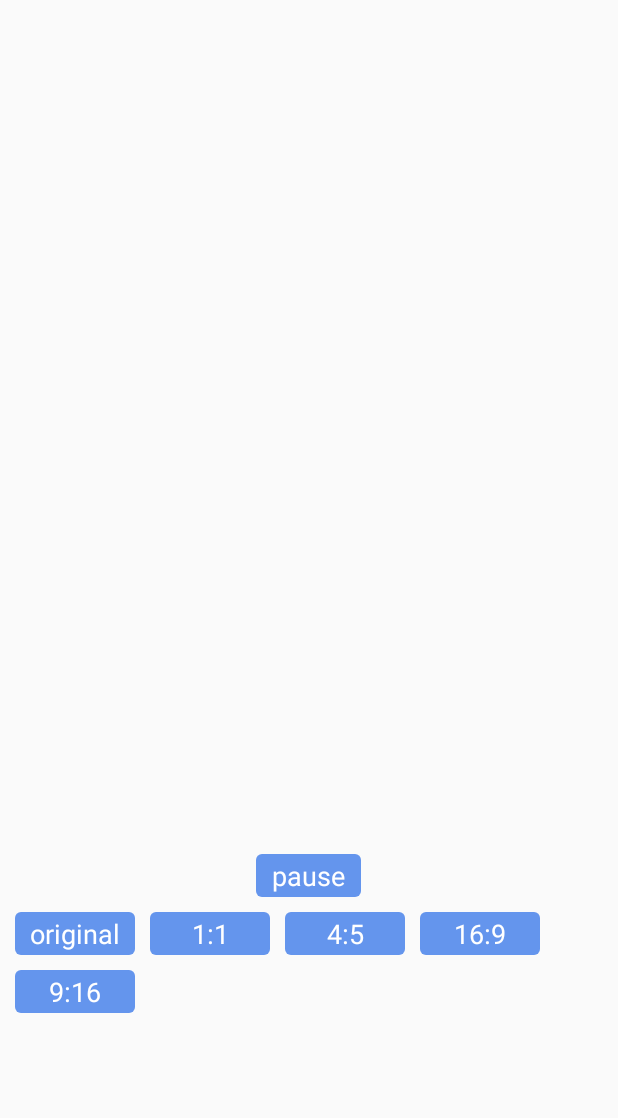
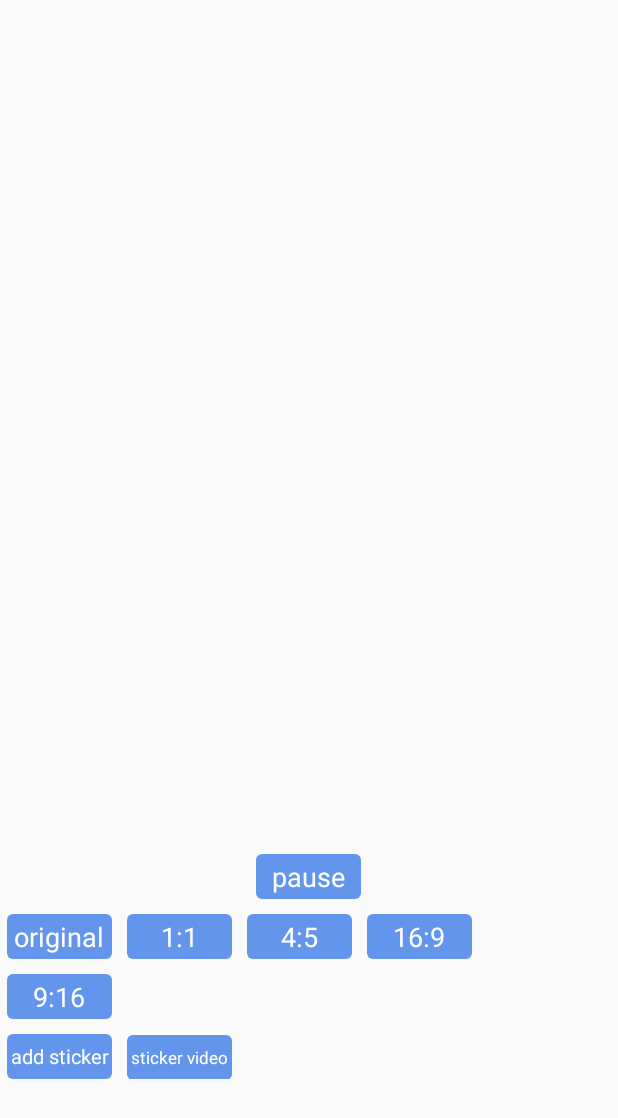
Before and after one commit to iamzj/VideoFilter-1, an Android app: the screen it shows after launch (MainActivity), on a phone screen of 412 x 824 dp. Shown: the top 1118 px of the screen. Run offline under Robolectric (Android 15) with nearby library versions, the phone set to English and light mode, and no system bars; 3 statements that could not run were skipped.

Commit message:
内容：初步完成视频添加贴纸，需完善； 原因：无； 方法：创建新的滤镜； 测试：无；

```diff
--- a/app/src/main/java/com/lyzirving/test/videofilter/MainActivity.java
+++ b/app/src/main/java/com/lyzirving/test/videofilter/MainActivity.java
@@ -3,6 +3,8 @@ package com.lyzirving.test.videofilter;
 import android.Manifest;
 import android.app.Activity;
 import android.content.pm.PackageManager;
+import android.graphics.Bitmap;
+import android.graphics.BitmapFactory;
 import android.graphics.SurfaceTexture;
 import android.media.AudioManager;
 import android.media.MediaMetadataRetriever;
@@ -19,6 +21,7 @@ import android.view.View;
 import android.view.ViewGroup;
 import android.view.Window;
 import android.widget.FrameLayout;
+import android.widget.ImageView;
 import android.widget.RelativeLayout;
 import android.widget.TextView;
 import android.widget.Toast;
@@ -29,6 +32,7 @@ import com.ox.av.edit.VideoFilterDevice;
 import com.ox.gpuimage.GPUImageFilterGroup;
 import com.ox.gpuimage.GPUImageOESFilter;
 import com.ox.gpuimage.GPUImageScaleFilter;
+import com.ox.gpuimage.GPUImageStickerFilterGroup;
 import com.ox.gpuimage.util.LocationUtil;
 
 import java.io.File;
@@ -44,6 +48,9 @@ public class MainActivity extends Activity implements View.OnClickListener {
     private TextView mBtn45;
     private TextView mBtn169;
     private TextView mBtn916;
+    private TextView mBtnSticker;
+    private TextView mBtnStickerVideo;
+    private ImageView mViewSticker;
     private LottieAnimationView mViewAnimation;
 
     private String mVideoPath;
@@ -201,6 +208,25 @@ public class MainActivity extends Activity implements View.OnClickListener {
                 mViewAnimation.playAnimation();
                 saveVideoAtSpecificRatio(GPUImageScaleFilter.ResizeType.Type.TYPE_9_16);
             }
+        } else if (v == mBtnSticker) {
+            if (mViewSticker.getVisibility() == View.GONE) {
+                mBtnSticker.setText("hide sticker");
+                mViewSticker.setImageResource(R.drawable.sticker1);
+                mViewSticker.setVisibility(View.VISIBLE);
+            } else if (mViewSticker.getVisibility() == View.VISIBLE) {
+                mViewSticker.setVisibility(View.GONE);
+                mBtnSticker.setText("add sticker");
+            }
+        } else if (v == mBtnStickerVideo) {
+            if (mIsPrepare) {
+                if (mMediaPlayer.isPlaying()) {
+                    mMediaPlayer.pause();
+                    mBtnPlay.setText("play");
+                }
+                mViewAnimation.setVisibility(View.VISIBLE);
+                mViewAnimation.playAnimation();
+                saveVideoWithSticker();
+            }
         }
     }
 
@@ -218,6 +244,9 @@ public class MainActivity extends Activity implements View.OnClickListener {
         mBtn45 = findViewById(R.id.btn_45);
         mBtn169 = findViewById(R.id.btn_169);
         mBtn916 = findViewById(R.id.btn_916);
+        mBtnSticker = findViewById(R.id.btn_sticker);
+        mBtnStickerVideo = findViewById(R.id.btn_sticker_video);
+        mViewSticker = findViewById(R.id.view_sticker);
         mViewAnimation = findViewById(R.id.view_animation);
 
         mBtnPlay.setOnClickListener(this);
@@ -226,6 +255,8 @@ public class MainActivity extends Activity implements View.OnClickListener {
         mBtn45.setOnClickListener(this);
         mBtn169.setOnClickListener(this);
         mBtn916.setOnClickListener(this);
+        mBtnSticker.setOnClickListener(this);
+        mBtnStickerVideo.setOnClickListener(this);
     }
 
     private void saveVideoWithFilter(String inputPath, String outputPath, GPUImageFilterGroup filterGroup,
@@ -265,6 +296,31 @@ public class MainActivity extends Activity implements View.OnClickListener {
             mViewAnimation.setVisibility(View.GONE);
             Toast.makeText(this, "error occurs", Toast.LENGTH_SHORT).show();
         }
+    }
+
+    private void saveVideoWithSticker() {
+        Bitmap img = BitmapFactory.decodeResource(getResources(), R.drawable.sticker1);
+        GPUImageFilterGroup filterGroup = new GPUImageFilterGroup();
+        filterGroup.addFilter(new GPUImageOESFilter());
+        GPUImageStickerFilterGroup stickerFilterGroup = new GPUImageStickerFilterGroup(true);
+        filterGroup.addFilter(stickerFilterGroup);
+        stickerFilterGroup.setImage(img);
+
+        boolean resize = false;
+        String outputPath = Environment.getExternalStorageDirectory() + File.separator + "TestResource" + File.separator + "video_sticker.mp4";
+        saveVideoWithFilter(mVideoPath, outputPath, filterGroup, mVideoWidth, mVideoHeight, mVideoDegree,
+                mBitRate, mLocation, resize);
+    }
+
+    private void saveOriginal() {
+        GPUImageFilterGroup filterGroup = new GPUImageFilterGroup();
+        filterGroup.addFilter(new GPUImageOESFilter());
+
+        boolean resize = false;
+        String outputPath = Environment.getExternalStorageDirectory() + File.separator + "TestResource" + File.separator + "video_original.mp4";
+
+        saveVideoWithFilter(mVideoPath, outputPath, filterGroup, mVideoWidth, mVideoHeight, mVideoDegree,
+                mBitRate, mLocation, resize);
     }
 
     private void saveVideoAtSpecificRatio(GPUImageScaleFilter.ResizeType.Type ratioType) {
@@ -340,24 +396,13 @@ public class MainActivity extends Activity implements View.OnClickListener {
         return result;
     }
 
-    private void saveOriginal() {
-        GPUImageFilterGroup filterGroup = new GPUImageFilterGroup();
-        filterGroup.addFilter(new GPUImageOESFilter());
-
-        boolean resize = false;
-        String outputPath = Environment.getExternalStorageDirectory() + File.separator + "TestResource" + File.separator + "video_original.mp4";
-
-        saveVideoWithFilter(mVideoPath, outputPath, filterGroup, mVideoWidth, mVideoHeight, mVideoDegree,
-                mBitRate, mLocation, resize);
-    }
-
     private void showVideo() {
         retrievMetaData();
         addVideoViewAndAdjustSize();
     }
 
     private void retrievMetaData() {
-        mVideoPath = Environment.getExternalStorageDirectory() + File.separator + "TestResource" + File.separator + "video_portrait.mp4";
+        mVideoPath = Environment.getExternalStorageDirectory() + File.separator + "TestResource" + File.separator + "video.mp4";
         MediaMetadataRetriever retriver = new MediaMetadataRetriever();
         retriver.setDataSource(mVideoPath);
         String degreesString = retriver.extractMetadata(
--- a/app/src/main/java/com/ox/gpuimage/GPUImageFilter.java
+++ b/app/src/main/java/com/ox/gpuimage/GPUImageFilter.java
@@ -111,7 +111,6 @@ public class GPUImageFilter {
         if (!mIsInitialized) {
             return;
         }
-
         cubeBuffer.position(0);
         GLES20.glVertexAttribPointer(mGLAttribPosition, 2, GLES20.GL_FLOAT, false, 0, cubeBuffer);
         GLES20.glEnableVertexAttribArray(mGLAttribPosition);
@@ -126,12 +125,17 @@ public class GPUImageFilter {
         }
         onDrawArraysPre();
         GLES20.glDrawArrays(GLES20.GL_TRIANGLE_STRIP, 0, 4);
+        onDrawArraysPost();
         GLES20.glDisableVertexAttribArray(mGLAttribPosition);
         GLES20.glDisableVertexAttribArray(mGLAttribTextureCoordinate);
         GLES20.glBindTexture(GLES20.GL_TEXTURE_2D, 0);
     }
 
     protected void onDrawArraysPre() {}
+
+    protected void onDrawArraysPost() {
+
+    }
 
     protected void runPendingOnDrawTasks() {
     	synchronized (mRunOnDraw) {
--- a/app/src/main/res/layout/activity_main.xml
+++ b/app/src/main/res/layout/activity_main.xml
@@ -9,6 +9,13 @@
         android:id="@+id/container"
         android:layout_width="match_parent"
         android:layout_height="match_parent">
+
+        <ImageView
+            android:id="@+id/view_sticker"
+            android:layout_width="wrap_content"
+            android:layout_height="wrap_content"
+            android:layout_gravity="center"
+            android:visibility="gone"/>
 
         <com.airbnb.lottie.LottieAnimationView
             android:id="@+id/view_animation"
@@ -34,14 +41,15 @@
         android:paddingBottom="2dp"
         android:paddingTop="2dp"
         android:layout_marginTop="20dp"
-        android:layout_width="70dp"
-        android:layout_height="wrap_content" />
+        android:layout_width="@dimen/text_width"
+        android:layout_height="@dimen/text_height" />
 
     <LinearLayout
         android:id="@+id/btns_row1"
         android:layout_below="@id/btn_play"
         android:layout_centerHorizontal="true"
         android:layout_marginTop="10dp"
+        android:layout_marginLeft="10dp"
         android:layout_width="match_parent"
         android:layout_height="wrap_content">
 
@@ -55,9 +63,8 @@
             android:paddingBottom="2dp"
             android:paddingTop="2dp"
             android:layout_gravity="center_vertical"
-            android:layout_marginLeft="10dp"
-            android:layout_width="80dp"
-            android:layout_height="wrap_content"/>
+            android:layout_width="@dimen/text_width"
+            android:layout_height="@dimen/text_height"/>
 
         <TextView
             android:id="@+id/btn_11"
@@ -70,8 +77,8 @@
             android:paddingTop="2dp"
             android:layout_gravity="center_vertical"
             android:layout_marginLeft="10dp"
-            android:layout_width="80dp"
-            android:layout_height="wrap_content"/>
+            android:layout_width="@dimen/text_width"
+            android:layout_height="@dimen/text_height"/>
 
         <TextView
             android:id="@+id/btn_45"
@@ -84,8 +91,8 @@
             android:paddingTop="2dp"
             android:layout_gravity="center_vertical"
             android:layout_marginLeft="10dp"
-            android:layout_width="80dp"
-            android:layout_height="wrap_content"/>
+            android:layout_width="@dimen/text_width"
+            android:layout_height="@dimen/text_height"/>
 
         <TextView
             android:id="@+id/btn_169"
@@ -98,8 +105,8 @@
             android:paddingTop="2dp"
             android:layout_gravity="center_vertical"
             android:layout_marginLeft="10dp"
-            android:layout_width="80dp"
-            android:layout_height="wrap_content"/>
+            android:layout_width="@dimen/text_width"
+            android:layout_height="@dimen/text_height"/>
 
     </LinearLayout>
 
@@ -107,6 +114,7 @@
         android:id="@+id/btns_row2"
         android:orientation="horizontal"
         android:layout_below="@id/btns_row1"
+        android:layout_alignLeft="@id/btns_row1"
         android:layout_centerHorizontal="true"
         android:layout_marginTop="10dp"
         android:layout_width="match_parent"
@@ -122,9 +130,44 @@
             android:paddingBottom="2dp"
             android:paddingTop="2dp"
             android:layout_gravity="center_vertical"
+            android:layout_width="@dimen/text_width"
+            android:layout_height="@dimen/text_height"/>
+
+    </LinearLayout>
+
+    <LinearLayout
+        android:id="@+id/btns_row3"
+        android:orientation="horizontal"
+        android:layout_width="match_parent"
+        android:layout_height="wrap_content"
+        android:layout_alignLeft="@+id/btns_row2"
+        android:layout_below="@id/btns_row2"
+        android:layout_marginTop="10dp">
+
+        <TextView
+            android:id="@+id/btn_sticker"
+            android:text="add sticker"
+            android:textSize="13sp"
+            android:gravity="center"
+            android:textColor="#ffffff"
+            android:background="@drawable/tv_bg"
+            android:paddingBottom="2dp"
+            android:paddingTop="2dp"
+            android:layout_width="@dimen/text_width"
+            android:layout_height="@dimen/text_height"/>
+
+        <TextView
+            android:id="@+id/btn_sticker_video"
+            android:text="sticker video"
+            android:textSize="11sp"
+            android:gravity="center"
+            android:textColor="#ffffff"
+            android:background="@drawable/tv_bg"
+            android:paddingBottom="2dp"
+            android:paddingTop="2dp"
             android:layout_marginLeft="10dp"
-            android:layout_width="80dp"
-            android:layout_height="wrap_content"/>
+            android:layout_width="@dimen/text_width"
+            android:layout_height="@dimen/text_height" />
 
     </LinearLayout>
 
--- /dev/null
+++ b/app/src/main/res/values/dimens.xml
@@ -0,0 +1,5 @@
+<?xml version="1.0" encoding="utf-8"?>
+<resources>
+    <dimen name="text_width">70dp</dimen>
+    <dimen name="text_height">30dp</dimen>
+</resources>
```
Also changed, not shown: app/src/main/java/com/ox/gpuimage/GPUImageFilterGroup.java (+8 -13 lines), app/src/main/java/com/ox/gpuimage/GPUImageStickerFilter.java (added, +102 -0 lines), app/src/main/java/com/ox/gpuimage/GPUImageStickerFilterGroup.java (added, +30 -0 lines), app/src/main/res/drawable-xhdpi/sticker1.png (added).
